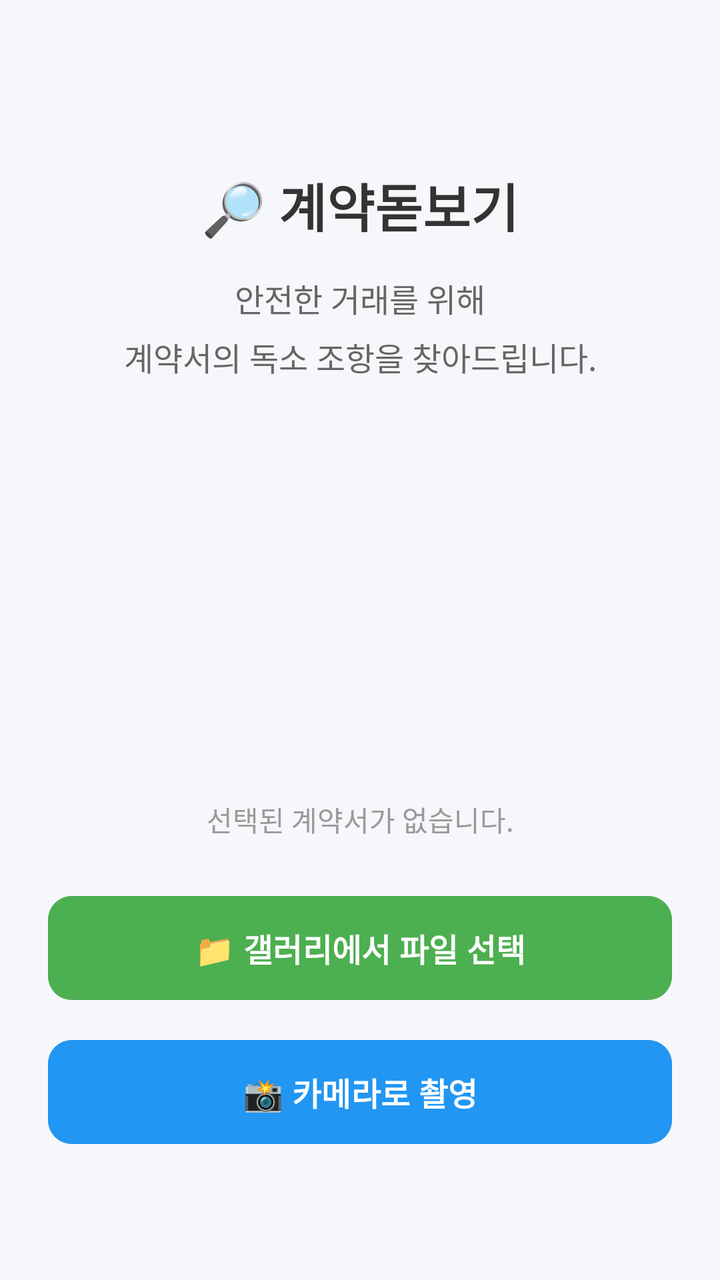
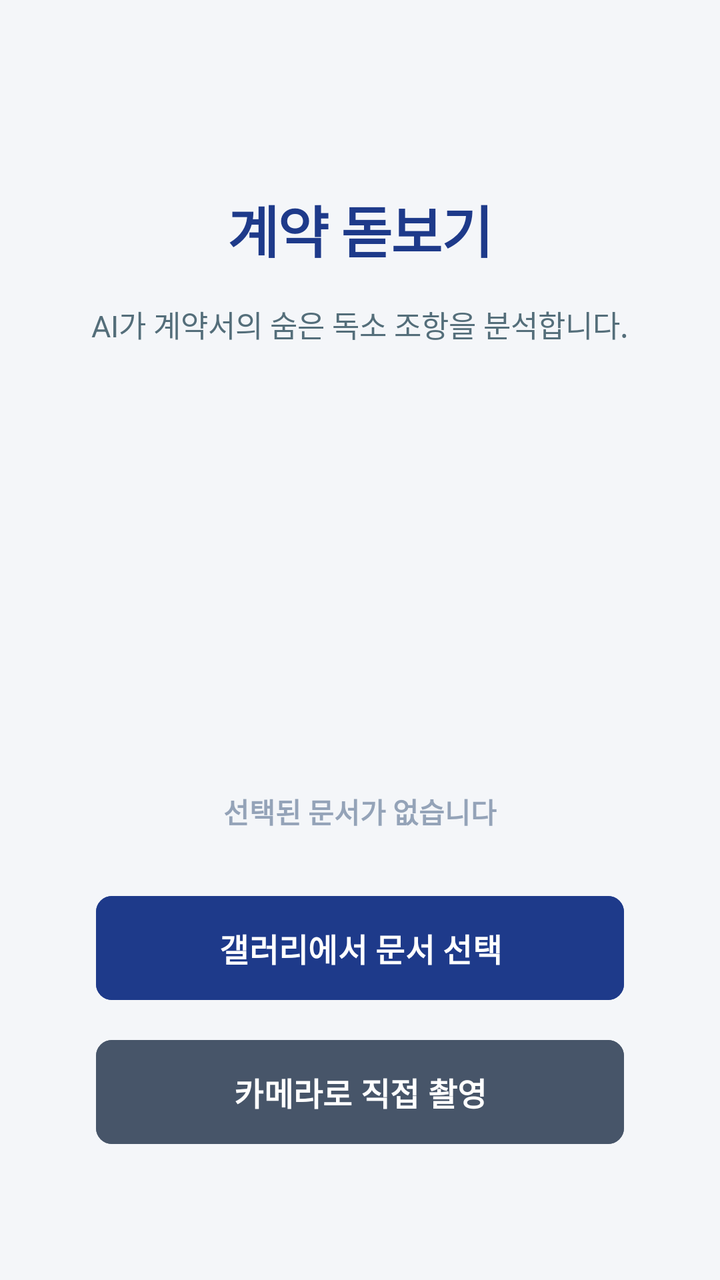

An Android layout rendered at two revisions. The XML below is the earlier revision; the diff shows what the commit changed to produce the second picture.
<!-- AndroidManifest.xml: application theme Theme.Aicontractanalyzer_ -->
<!-- res/layout/activity_main.xml -->
<?xml version="1.0" encoding="utf-8"?>
<androidx.constraintlayout.widget.ConstraintLayout
    xmlns:android="http://schemas.android.com/apk/res/android"
    xmlns:app="http://schemas.android.com/apk/res-auto"
    xmlns:tools="http://schemas.android.com/tools"
    android:id="@+id/main"
    android:layout_width="match_parent"
    android:layout_height="match_parent"
    android:background="#F5F7FA"
    android:padding="24dp"
    tools:context=".MainActivity">

    <TextView
        android:id="@+id/title"
        android:layout_width="wrap_content"
        android:layout_height="wrap_content"
        android:text="🔎 계약돋보기"
        android:textColor="#333333"
        android:textSize="26sp"
        android:textStyle="bold"
        app:layout_constraintEnd_toEndOf="parent"
        app:layout_constraintStart_toStartOf="parent"
        app:layout_constraintTop_toTopOf="parent"
        android:layout_marginTop="60dp" />

    <TextView
        android:id="@+id/main_text"
        android:layout_width="wrap_content"
        android:layout_height="wrap_content"
        android:layout_marginTop="16dp"
        android:lineSpacingExtra="6dp"
        android:text="안전한 거래를 위해\n계약서의 독소 조항을 찾아드립니다."
        android:textAlignment="center"
        android:textColor="#666666"
        android:textSize="16sp"
        app:layout_constraintEnd_toEndOf="parent"
        app:layout_constraintStart_toStartOf="parent"
        app:layout_constraintTop_toBottomOf="@+id/title" />

    <ProgressBar
        android:id="@+id/progressBar"
        style="?android:attr/progressBarStyleLarge"
        android:layout_width="wrap_content"
        android:layout_height="wrap_content"
        android:visibility="gone"
        app:layout_constraintBottom_toBottomOf="parent"
        app:layout_constraintEnd_toEndOf="parent"
        app:layout_constraintStart_toStartOf="parent"
        app:layout_constraintTop_toTopOf="parent" />

    <TextView
        android:id="@+id/TEXTTEXT"
        android:layout_width="wrap_content"
        android:layout_height="wrap_content"
        android:layout_marginBottom="24dp"
        android:text="선택된 계약서가 없습니다."
        android:textColor="#999999"
        android:textSize="14sp"
        app:layout_constraintBottom_toTopOf="@+id/button"
        app:layout_constraintEnd_toEndOf="parent"
        app:layout_constraintStart_toStartOf="parent" />

    <Button
        android:id="@+id/button"
        android:layout_width="match_parent"
        android:layout_height="60dp"
        android:layout_marginBottom="12dp"
        android:backgroundTint="#4CAF50"
        android:text="📁 갤러리에서 파일 선택"
        android:textSize="16sp"
        android:textStyle="bold"
        app:cornerRadius="12dp"
        app:layout_constraintBottom_toTopOf="@+id/button2"
        app:layout_constraintEnd_toEndOf="parent"
        app:layout_constraintStart_toStartOf="parent" />

    <Button
        android:id="@+id/button2"
        android:layout_width="match_parent"
        android:layout_height="60dp"
        android:layout_marginBottom="40dp"
        android:backgroundTint="#2196F3"
        android:text="📸 카메라로 촬영"
        android:textSize="16sp"
        android:textStyle="bold"
        app:cornerRadius="12dp"
        app:layout_constraintBottom_toBottomOf="parent"
        app:layout_constraintEnd_toEndOf="parent"
        app:layout_constraintStart_toStartOf="parent" />

</androidx.constraintlayout.widget.ConstraintLayout>
<!-- resources referenced by this layout -->
<resources>
  <style name="Theme.Aicontractanalyzer_" parent="Base.Theme.Aicontractanalyzer_" />
  <style name="Base.Theme.Aicontractanalyzer_" parent="Theme.Material3.DayNight.NoActionBar">
          
          
      </style>
</resources>

<!-- the commit's change to res/layout/activity_main.xml (unified diff, before → after) -->
@@ -6,7 +6,7 @@
     android:id="@+id/main"
     android:layout_width="match_parent"
     android:layout_height="match_parent"
-    android:background="#F5F7FA"
+    android:background="#F4F6F9"
     android:padding="24dp"
     tools:context=".MainActivity">
 
@@ -14,25 +14,26 @@
         android:id="@+id/title"
         android:layout_width="wrap_content"
         android:layout_height="wrap_content"
-        android:text="🔎 계약돋보기"
-        android:textColor="#333333"
-        android:textSize="26sp"
+        android:layout_marginTop="70dp"
+        android:letterSpacing="-0.02"
+        android:text="계약 돋보기"
+        android:textColor="#1E3A8A"
+        android:textSize="28sp"
         android:textStyle="bold"
         app:layout_constraintEnd_toEndOf="parent"
         app:layout_constraintStart_toStartOf="parent"
-        app:layout_constraintTop_toTopOf="parent"
-        android:layout_marginTop="60dp" />
+        app:layout_constraintTop_toTopOf="parent" />
 
     <TextView
         android:id="@+id/main_text"
         android:layout_width="wrap_content"
         android:layout_height="wrap_content"
         android:layout_marginTop="16dp"
-        android:lineSpacingExtra="6dp"
-        android:text="안전한 거래를 위해\n계약서의 독소 조항을 찾아드립니다."
+        android:lineSpacingExtra="8dp"
+        android:text="AI가 계약서의 숨은 독소 조항을 분석합니다."
         android:textAlignment="center"
-        android:textColor="#666666"
-        android:textSize="16sp"
+        android:textColor="#546E7A"
+        android:textSize="15sp"
         app:layout_constraintEnd_toEndOf="parent"
         app:layout_constraintStart_toStartOf="parent"
         app:layout_constraintTop_toBottomOf="@+id/title" />
@@ -42,6 +43,7 @@
         style="?android:attr/progressBarStyleLarge"
         android:layout_width="wrap_content"
         android:layout_height="wrap_content"
+        android:indeterminateTint="#1E3A8A"
         android:visibility="gone"
         app:layout_constraintBottom_toBottomOf="parent"
         app:layout_constraintEnd_toEndOf="parent"
@@ -52,38 +54,47 @@
         android:id="@+id/TEXTTEXT"
         android:layout_width="wrap_content"
         android:layout_height="wrap_content"
-        android:layout_marginBottom="24dp"
-        android:text="선택된 계약서가 없습니다."
-        android:textColor="#999999"
+        android:layout_marginBottom="28dp"
+        android:text="선택된 문서가 없습니다"
+        android:textColor="#94A3B8"
         android:textSize="14sp"
+        android:textStyle="bold"
         app:layout_constraintBottom_toTopOf="@+id/button"
         app:layout_constraintEnd_toEndOf="parent"
         app:layout_constraintStart_toStartOf="parent" />
 
     <Button
         android:id="@+id/button"
-        android:layout_width="match_parent"
+        android:layout_width="0dp"
         android:layout_height="60dp"
+        android:layout_marginStart="24dp"
+        android:layout_marginEnd="24dp"
         android:layout_marginBottom="12dp"
-        android:backgroundTint="#4CAF50"
-        android:text="📁 갤러리에서 파일 선택"
+        android:backgroundTint="#1E3A8A"
+        android:elevation="4dp"
+        android:text="갤러리에서 문서 선택"
+        android:textColor="#FFFFFF"
         android:textSize="16sp"
         android:textStyle="bold"
-        app:cornerRadius="12dp"
+        app:cornerRadius="8dp"
         app:layout_constraintBottom_toTopOf="@+id/button2"
         app:layout_constraintEnd_toEndOf="parent"
         app:layout_constraintStart_toStartOf="parent" />
 
     <Button
         android:id="@+id/button2"
-        android:layout_width="match_parent"
+        android:layout_width="0dp"
         android:layout_height="60dp"
+        android:layout_marginStart="24dp"
+        android:layout_marginEnd="24dp"
         android:layout_marginBottom="40dp"
-        android:backgroundTint="#2196F3"
-        android:text="📸 카메라로 촬영"
+        android:backgroundTint="#475569"
+        android:elevation="4dp"
+        android:text="카메라로 직접 촬영"
+        android:textColor="#FFFFFF"
         android:textSize="16sp"
         android:textStyle="bold"
-        app:cornerRadius="12dp"
+        app:cornerRadius="8dp"
         app:layout_constraintBottom_toBottomOf="parent"
         app:layout_constraintEnd_toEndOf="parent"
         app:layout_constraintStart_toStartOf="parent" />
